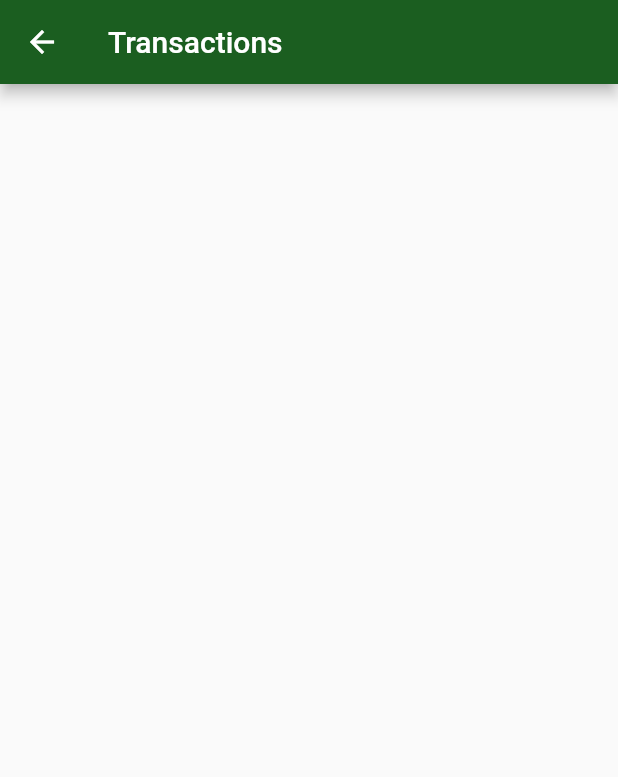
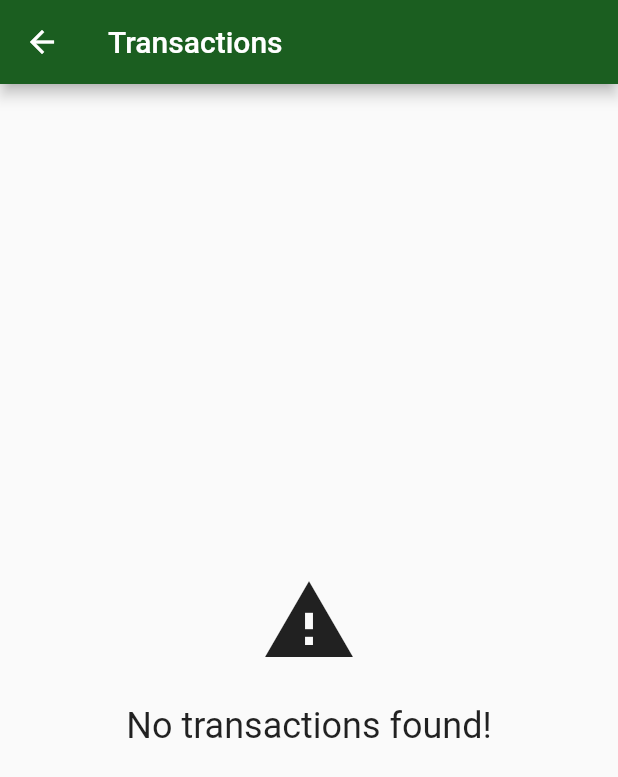
Before and after one commit to lucasomac/bytebank, a Flutter app: the screen it shows after launch, after a tap on "Transaction feed", on a phone screen of 412 x 824 dp. Shown: the top 777 px of the screen. Run offline on Flutter 3.47's test engine with Material 2 defaults, Android fonts, the phone set to English and light mode, and no system bars; our stand-ins replace sqflite; missing offline and left inert: http_interceptor; accounts and stored records are empty; statements that could not run were skipped.

Commit message:
Ajusted null check operator

```diff
--- /dev/null
+++ b/lib/components/centered_message.dart
@@ -0,0 +1,41 @@
+import 'package:flutter/material.dart';
+
+class CenteredMessage extends StatelessWidget {
+  final String message;
+  final IconData icon;
+  final double iconSize;
+  final double fontSize;
+
+  CenteredMessage(
+    this.message, {
+    required this.icon,
+    this.iconSize = 64,
+    this.fontSize = 24,
+  });
+
+  @override
+  Widget build(BuildContext context) {
+    return Center(
+      child: Column(
+        mainAxisAlignment: MainAxisAlignment.center,
+        crossAxisAlignment: CrossAxisAlignment.center,
+        children: <Widget>[
+          Visibility(
+            child: Icon(
+              icon,
+              size: iconSize,
+            ),
+            visible: icon != null,
+          ),
+          Padding(
+            padding: const EdgeInsets.only(top: 24.0),
+            child: Text(
+              message,
+              style: TextStyle(fontSize: fontSize),
+            ),
+          ),
+        ],
+      ),
+    );
+  }
+}
--- /dev/null
+++ b/lib/components/progress.dart
@@ -0,0 +1,20 @@
+import 'package:flutter/material.dart';
+
+class Progress extends StatelessWidget {
+  final String message;
+
+  const Progress(
+    this.message, {
+    Key? key,
+  }) : super(key: key);
+
+  @override
+  Widget build(BuildContext context) {
+    return Center(
+      child: Column(
+          mainAxisAlignment: MainAxisAlignment.center,
+          crossAxisAlignment: CrossAxisAlignment.center,
+          children: [const CircularProgressIndicator(), Text(message)]),
+    );
+  }
+}
--- a/lib/screens/contacts_list.dart
+++ b/lib/screens/contacts_list.dart
@@ -1,3 +1,4 @@
+import 'package:bytebank/components/progress.dart';
 import 'package:bytebank/database/dao/contact_dao.dart';
 import 'package:bytebank/models/contact.dart';
 import 'package:flutter/material.dart';
@@ -29,15 +30,7 @@ class _ContactsListState extends State<ContactsList> {
             case ConnectionState.none:
               break;
             case ConnectionState.waiting:
-              return Center(
-                child: Column(
-                    mainAxisAlignment: MainAxisAlignment.center,
-                    crossAxisAlignment: CrossAxisAlignment.center,
-                    children: const [
-                      CircularProgressIndicator(),
-                      Text('Loading')
-                    ]),
-              );
+              return const Progress('Carregando Dados');
             case ConnectionState.active:
               break;
             case ConnectionState.done:
--- a/lib/screens/transactions_list.dart
+++ b/lib/screens/transactions_list.dart
@@ -1,10 +1,10 @@
-import 'package:bytebank/models/contact.dart';
+import 'package:bytebank/components/centered_message.dart';
+import 'package:bytebank/components/progress.dart';
+import 'package:bytebank/http/webclient.dart';
 import 'package:bytebank/models/transaction.dart';
 import 'package:flutter/material.dart';
 
 class TransactionsList extends StatelessWidget {
-  final List<Transaction> transactions = [];
-
   TransactionsList({Key? key}) : super(key: key);
 
   @override
@@ -13,9 +13,29 @@ class TransactionsList extends StatelessWidget {
       appBar: AppBar(
         title: const Text('Transactions'),
       ),
-      body: ListView.builder(
-        itemBuilder: (context, index) {
-          final Transaction transaction = transactions[index];
+      body: FutureBuilder<List<Transaction>>(
+        future: findAll(),
+        builder:
+            (BuildContext context, AsyncSnapshot<List<Transaction>> snapshot) {
+          List<Transaction> data = [];
+          if (snapshot.hasData) {
+            data = snapshot.data!;
+          }
+          switch (snapshot.connectionState) {
+            case ConnectionState.none:
+              return const Center(
+                  child: Text('Sistema Temporariamente Indisponível'));
+            case ConnectionState.waiting:
+              return const Progress('Loading');
+            case ConnectionState.active:
+              // TODO: Handle this case.
+              break;
+            case ConnectionState.done:
+              if (data.isNotEmpty) {
+                return ListView.builder(
+                  itemCount: data.length,
+                  itemBuilder: (BuildContext context, int index) {
+                    final Transaction transaction = data[index];
                     return Card(
                       child: ListTile(
                         leading: const Icon(Icons.monetization_on),
@@ -35,7 +55,17 @@ class TransactionsList extends StatelessWidget {
                       ),
                     );
                   },
-        itemCount: transactions.length,
+                );
+              }
+              return CenteredMessage(
+                "No transactions found!",
+                icon: Icons.warning,
+              );
+              break;
+          }
+          return const Center(
+              child: Text('Sistema Temporariamente Indisponível'));
+        },
       ),
     );
   }
```
Also changed, not shown: pubspec.lock. Lines whose indentation alone changed are shown as unchanged.
